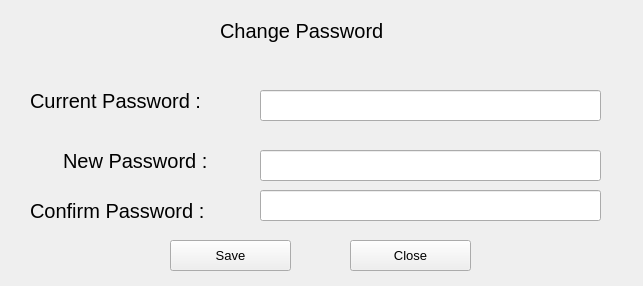
Before: the Qt Designer form resources/UI/changePassword.ui in Poom1997/gman, drawn with Qt 5.
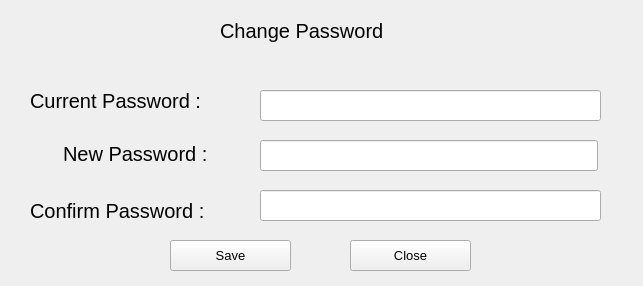
After: the same form once the commit is applied.

Diff of the .ui file:
```diff
--- a/resources/UI/changePassword.ui
+++ b/resources/UI/changePassword.ui
@@ -53,7 +53,7 @@
    <property name="geometry">
     <rect>
      <x>63</x>
-     <y>140</y>
+     <y>133</y>
      <width>181</width>
      <height>41</height>
     </rect>
@@ -71,14 +71,14 @@
    <property name="geometry">
     <rect>
      <x>260</x>
-     <y>150</y>
-     <width>341</width>
+     <y>140</y>
+     <width>338</width>
      <height>31</height>
     </rect>
    </property>
    <property name="font">
     <font>
-     <pointsize>13</pointsize>
+     <pointsize>10</pointsize>
     </font>
    </property>
    <property name="echoMode">
@@ -144,7 +144,7 @@
     <rect>
      <x>30</x>
      <y>190</y>
-     <width>181</width>
+     <width>221</width>
      <height>41</height>
     </rect>
    </property>
```
Left out of the diff: 4 changed lines with no effect on the pictures.
